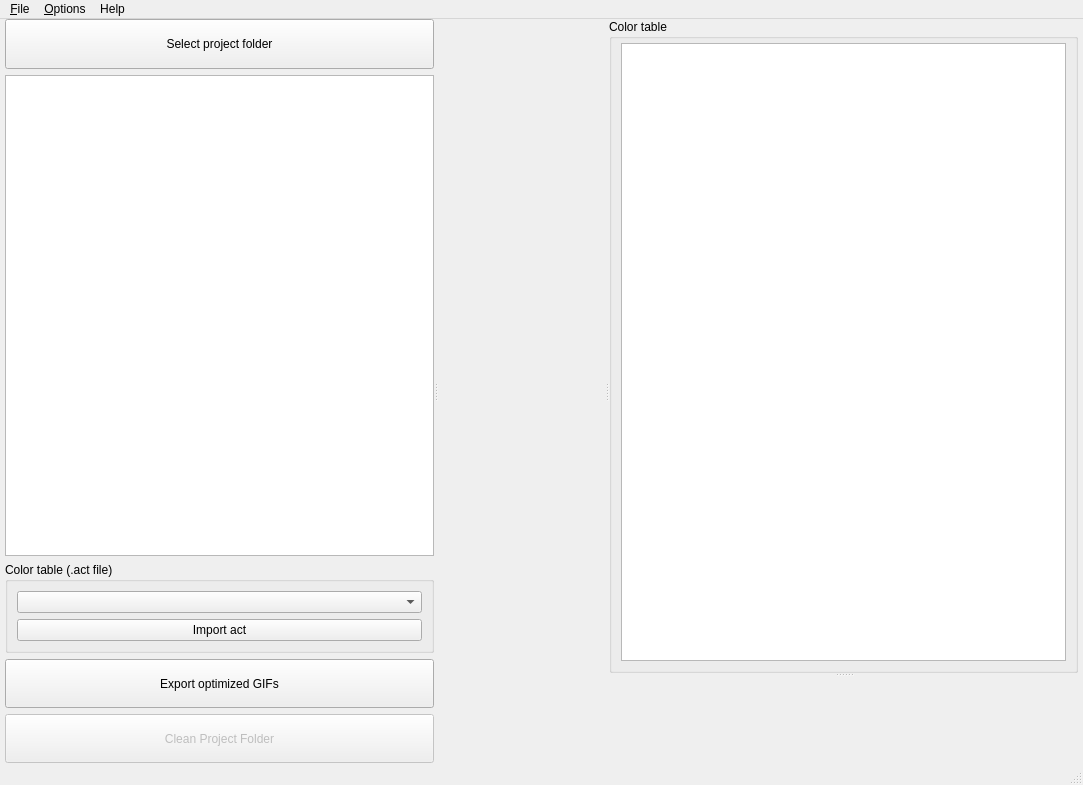
The window that widgets/MainWindow.ui (Day0Dreamer/Vault-of-Gifs) describes before a commit, drawn with Qt 5.
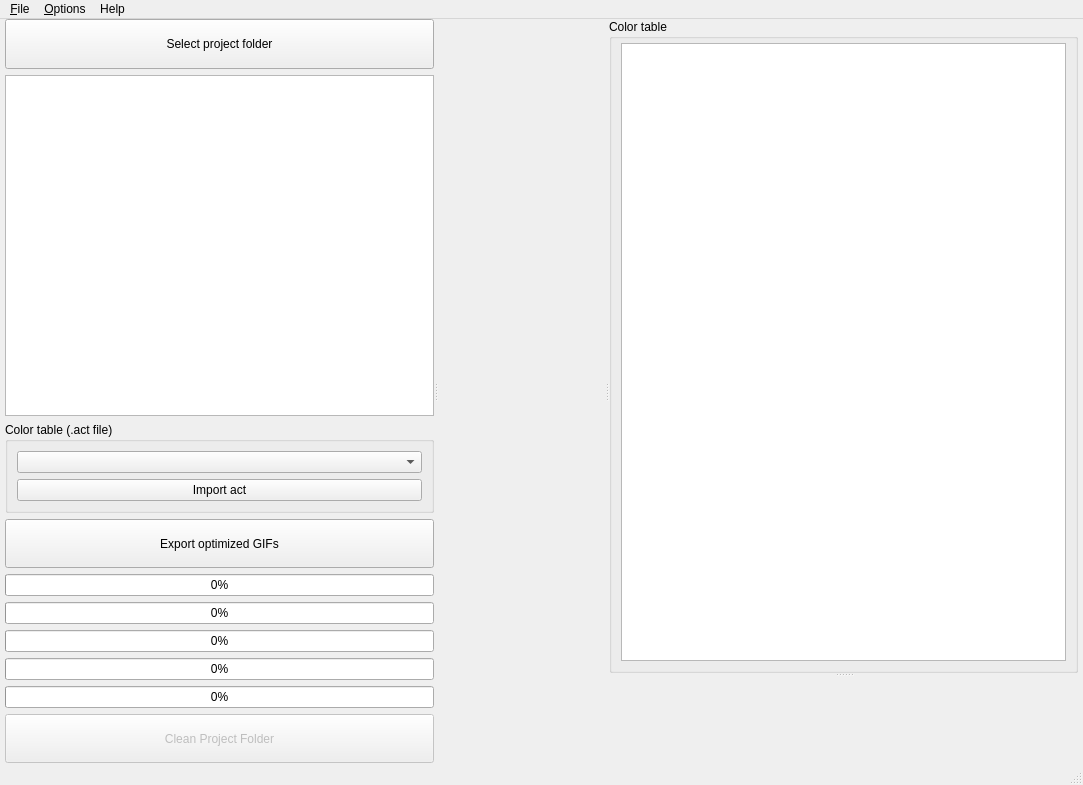
The same window after the commit. Custom widgets are drawn as their Qt base class.

```diff
--- a/widgets/MainWindow.ui
+++ b/widgets/MainWindow.ui
@@ -132,6 +132,41 @@
           </property>
          </widget>
         </item>
+        <item>
+         <widget class="QProgressBar" name="progress_bar1">
+          <property name="value">
+           <number>0</number>
+          </property>
+         </widget>
+        </item>
+        <item>
+         <widget class="QProgressBar" name="progress_bar2">
+          <property name="value">
+           <number>0</number>
+          </property>
+         </widget>
+        </item>
+        <item>
+         <widget class="QProgressBar" name="progress_bar3">
+          <property name="value">
+           <number>0</number>
+          </property>
+         </widget>
+        </item>
+        <item>
+         <widget class="QProgressBar" name="progress_bar4">
+          <property name="value">
+           <number>0</number>
+          </property>
+         </widget>
+        </item>
+        <item>
+         <widget class="QProgressBar" name="progress_bar5">
+          <property name="value">
+           <number>0</number>
+          </property>
+         </widget>
+        </item>
         <item>
          <widget class="QPushButton" name="btn_clean">
           <property name="enabled">
```
